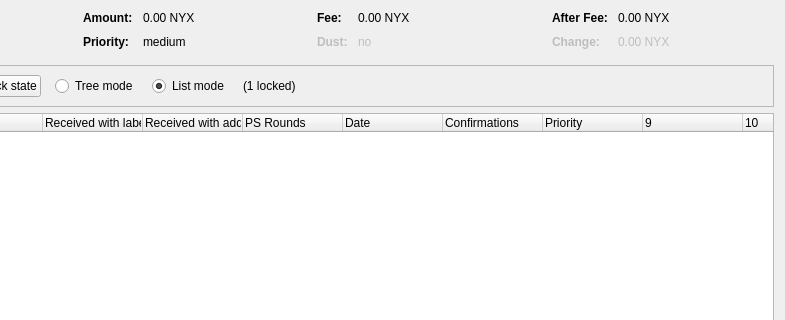
Before: the Qt Designer form src/qt/forms/coincontroldialog.ui in Cyprella/pixon, drawn with Qt 5; both pictures show x 169 to 954 and y 0 to 320 of the 954 by 500 pixel window.
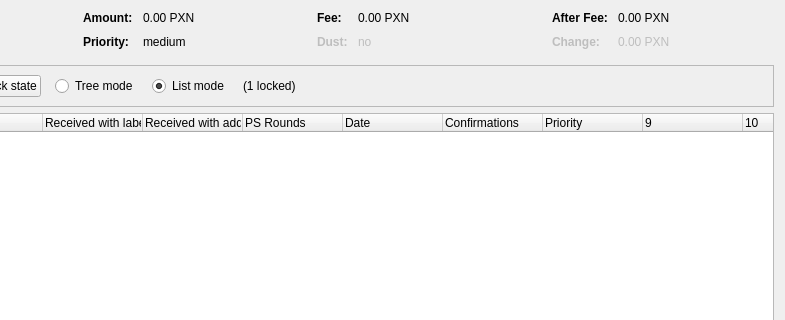
After: the same form once the commit is applied. Custom widgets are drawn as their Qt base class.

The edit to the form file:
```diff
--- a/src/qt/forms/coincontroldialog.ui
+++ b/src/qt/forms/coincontroldialog.ui
@@ -132,7 +132,7 @@
           <enum>Qt::ActionsContextMenu</enum>
          </property>
          <property name="text">
-          <string notr="true">0.00 NYX</string>
+          <string notr="true">0.00 PXN</string>
          </property>
          <property name="textInteractionFlags">
           <set>Qt::LinksAccessibleByMouse|Qt::TextSelectableByKeyboard|Qt::TextSelectableByMouse</set>
@@ -206,7 +206,7 @@
           <enum>Qt::ActionsContextMenu</enum>
          </property>
          <property name="text">
-          <string notr="true">0.00 NYX</string>
+          <string notr="true">0.00 PXN</string>
          </property>
          <property name="textInteractionFlags">
           <set>Qt::LinksAccessibleByMouse|Qt::TextSelectableByKeyboard|Qt::TextSelectableByMouse</set>
@@ -286,7 +286,7 @@
           <enum>Qt::ActionsContextMenu</enum>
          </property>
          <property name="text">
-          <string notr="true">0.00 NYX</string>
+          <string notr="true">0.00 PXN</string>
          </property>
          <property name="textInteractionFlags">
           <set>Qt::LinksAccessibleByMouse|Qt::TextSelectableByKeyboard|Qt::TextSelectableByMouse</set>
@@ -321,7 +321,7 @@
           <enum>Qt::ActionsContextMenu</enum>
          </property>
          <property name="text">
-          <string notr="true">0.00 NYX</string>
+          <string notr="true">0.00 PXN</string>
          </property>
          <property name="textInteractionFlags">
           <set>Qt::LinksAccessibleByMouse|Qt::TextSelectableByKeyboard|Qt::TextSelectableByMouse</set>
```
